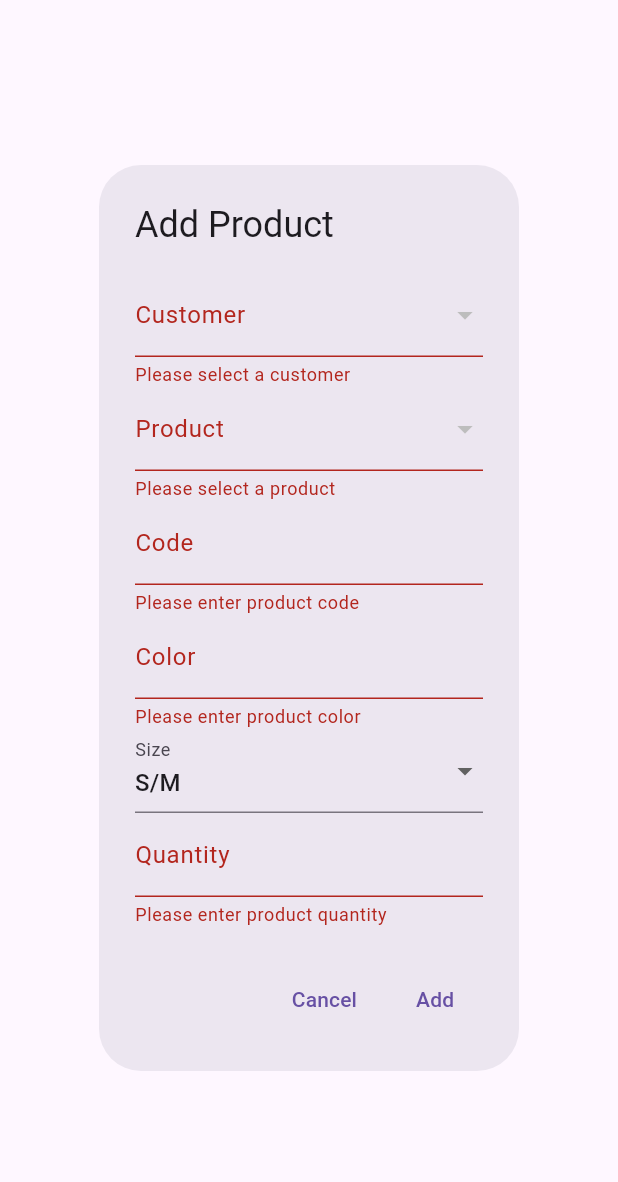
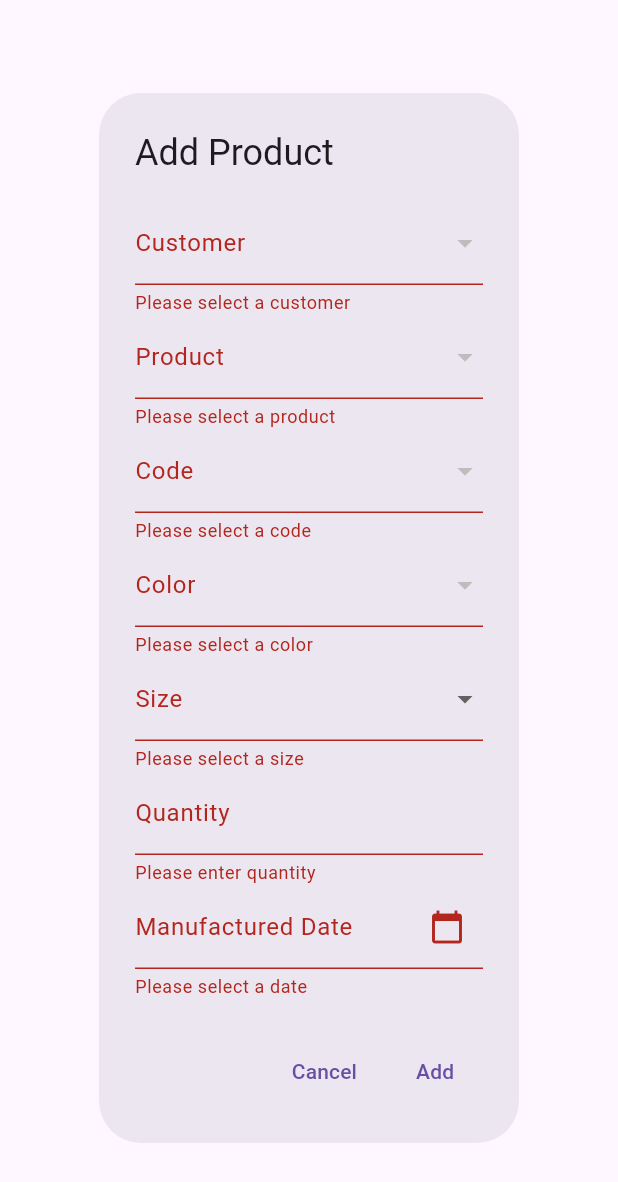
Before and after one commit to BibekNeupanee/Factory, a Flutter app: the AddProductDialog widget shown alone on an empty page, opened directly with empty values, after a tap on "Add", on a phone screen of 412 x 824 dp. Shown: the top 1182 px of the screen. Run offline on Flutter 3.47's test engine with Material 3 defaults, Android fonts, the phone set to English and light mode, and no system bars; our stand-ins replace shared_preferences; accounts and stored records are empty.

Commit message:
added dropdown to add_product and normal change in table

```diff
--- a/lib/add_product.dart
+++ b/lib/add_product.dart
@@ -1,26 +1,73 @@
 import 'package:flutter/material.dart';
 import 'dart:math';
+import 'package:intl/intl.dart';
 
 class AddProductDialog extends StatefulWidget {
   final List<Map<String, String>> productDetails;
   final Function(Map<String, String>) addProductCallback;
 
-  AddProductDialog({required this.productDetails, required this.addProductCallback});
+  AddProductDialog({
+    required this.productDetails,
+    required this.addProductCallback,
+  });
 
   @override
   _AddProductDialogState createState() => _AddProductDialogState();
 }
 
 class _AddProductDialogState extends State<AddProductDialog> {
-  final TextEditingController _customerController = TextEditingController();
-  final TextEditingController _productController = TextEditingController();
-  final TextEditingController _codeController = TextEditingController();
-  final TextEditingController _colorController = TextEditingController();
-  final TextEditingController _quantityController = TextEditingController();
-  final GlobalKey<FormState> _formKey = GlobalKey<FormState>();
+  final _formKey = GlobalKey<FormState>();
+
+  final _customerController = TextEditingController();
+  final _productController = TextEditingController();
+  final _codeController = TextEditingController();
+  final _colorController = TextEditingController();
+  final _sizeController = TextEditingController();
+  final _quantityController = TextEditingController();
+  final _dateController = TextEditingController();
+
+  List<String> _customers = [];
+  List<String> _products = [];
+  List<String> _codes = [];
+  List<String> _colors = [];
   List<String> _sizes = [
-    "S/M", "M/L", "L/XL", "S", "M", "L", "XL", "2XL", "3XL", "4XL", "5XL"
+    "S/M",
+    "M/L",
+    "L/XL",
+    "S",
+    "M",
+    "L",
+    "XL",
+    "2XL",
+    "3XL",
+    "4XL",
+    "5XL"
   ];
+
+  @override
+  void initState() {
+    super.initState();
+    _populateDropdownData();
+  }
+
+  void _populateDropdownData() {
+    _customers = widget.productDetails
+        .map((product) => product['customer']!)
+        .toSet()
+        .toList();
+    _products = widget.productDetails
+        .map((product) => product['product']!)
+        .toSet()
+        .toList();
+    _codes = widget.productDetails
+        .map((product) => product['code']!)
+        .toSet()
+        .toList();
+    _colors = widget.productDetails
+        .map((product) => product['color']!)
+        .toSet()
+        .toList();
+  }
 
   @override
   Widget build(BuildContext context) {
@@ -28,24 +75,22 @@ class _AddProductDialogState extends State<AddProductDialog> {
       title: Text('Add Product'),
       content: Form(
         key: _formKey,
+        child: SingleChildScrollView(
           child: Column(
             mainAxisSize: MainAxisSize.min,
             children: [
               DropdownButtonFormField<String>(
-              value: _customerController.text.isEmpty ? null : _customerController.text,
                 decoration: InputDecoration(
                   labelText: 'Customer',
                 ),
-              items: widget.productDetails.map((product) {
+                items: _customers.map((customer) {
                   return DropdownMenuItem<String>(
-                  value: product['customer'],
-                  child: Text(product['customer']!),
+                    value: customer,
+                    child: Text(customer),
                   );
                 }).toList(),
                 onChanged: (String? newValue) {
-                setState(() {
                   _customerController.text = newValue!;
-                });
                 },
                 validator: (value) {
                   if (value == null || value.isEmpty) {
@@ -55,20 +100,17 @@ class _AddProductDialogState extends State<AddProductDialog> {
                 },
               ),
               DropdownButtonFormField<String>(
-              value: _productController.text.isEmpty ? null : _productController.text,
                 decoration: InputDecoration(
                   labelText: 'Product',
                 ),
-              items: widget.productDetails.map((product) {
+                items: _products.map((product) {
                   return DropdownMenuItem<String>(
-                  value: product['product'],
-                  child: Text(product['product']!),
+                    value: product,
+                    child: Text(product),
                   );
                 }).toList(),
                 onChanged: (String? newValue) {
-                setState(() {
                   _productController.text = newValue!;
-                });
                 },
                 validator: (value) {
                   if (value == null || value.isEmpty) {
@@ -77,28 +119,47 @@ class _AddProductDialogState extends State<AddProductDialog> {
                   return null;
                 },
               ),
-            TextFormField(
-              controller: _codeController,
-              decoration: InputDecoration(labelText: 'Code'),
+              DropdownButtonFormField<String>(
+                decoration: InputDecoration(
+                  labelText: 'Code',
+                ),
+                items: _codes.map((code) {
+                  return DropdownMenuItem<String>(
+                    value: code,
+                    child: Text(code),
+                  );
+                }).toList(),
+                onChanged: (String? newValue) {
+                  _codeController.text = newValue!;
+                },
                 validator: (value) {
                   if (value == null || value.isEmpty) {
-                  return 'Please enter product code';
-                }
-                return null;
-              },
-            ),
-            TextFormField(
-              controller: _colorController,
-              decoration: InputDecoration(labelText: 'Color'),
-              validator: (value) {
-                if (value == null || value.isEmpty) {
-                  return 'Please enter product color';
+                    return 'Please select a code';
                   }
                   return null;
                 },
               ),
               DropdownButtonFormField<String>(
-              value: _sizes[0],
+                decoration: InputDecoration(
+                  labelText: 'Color',
+                ),
+                items: _colors.map((color) {
+                  return DropdownMenuItem<String>(
+                    value: color,
+                    child: Text(color),
+                  );
+                }).toList(),
+                onChanged: (String? newValue) {
+                  _colorController.text = newValue!;
+                },
+                validator: (value) {
+                  if (value == null || value.isEmpty) {
+                    return 'Please select a color';
+                  }
+                  return null;
+                },
+              ),
+              DropdownButtonFormField<String>(
                 decoration: InputDecoration(
                   labelText: 'Size',
                 ),
@@ -109,7 +170,7 @@ class _AddProductDialogState extends State<AddProductDialog> {
                   );
                 }).toList(),
                 onChanged: (String? newValue) {
-                // Handle size selection if needed
+                  _sizeController.text = newValue!;
                 },
                 validator: (value) {
                   if (value == null || value.isEmpty) {
@@ -121,14 +182,33 @@ class _AddProductDialogState extends State<AddProductDialog> {
               TextFormField(
                 controller: _quantityController,
                 decoration: InputDecoration(labelText: 'Quantity'),
+                keyboardType: TextInputType.number,
                 validator: (value) {
                   if (value == null || value.isEmpty) {
-                  return 'Please enter product quantity';
+                    return 'Please enter quantity';
+                  }
+                  return null;
+                },
+              ),
+              TextFormField(
+                controller: _dateController,
+                readOnly: true,
+                decoration: InputDecoration(
+                  labelText: 'Manufactured Date',
+                  suffixIcon: IconButton(
+                    icon: Icon(Icons.calendar_today),
+                    onPressed: _selectDate,
+                  ),
+                ),
+                validator: (value) {
+                  if (value == null || value.isEmpty) {
+                    return 'Please select a date';
                   }
                   return null;
                 },
               ),
             ],
+          ),
         ),
       ),
       actions: <Widget>[
@@ -142,21 +222,15 @@ class _AddProductDialogState extends State<AddProductDialog> {
           child: Text('Add'),
           onPressed: () {
             if (_formKey.currentState!.validate()) {
-              final newProduct = {
+              widget.addProductCallback({
                 'customer': _customerController.text,
                 'product': _productController.text,
                 'code': _codeController.text,
                 'color': _colorController.text,
-                'size': _sizes[0],
+                'size': _sizeController.text,
                 'quantity': _quantityController.text,
-                'date': DateTime.now().toString().split(' ')[0],
-              };
-              widget.addProductCallback(newProduct);
-              _customerController.clear();
-              _productController.clear();
-              _codeController.clear();
-              _colorController.clear();
-              _quantityController.clear();
+                'date': _dateController.text,
+              });
               Navigator.of(context).pop();
             }
           },
@@ -164,4 +238,18 @@ class _AddProductDialogState extends State<AddProductDialog> {
       ],
     );
   }
+
+  Future<void> _selectDate() async {
+    final DateTime? picked = await showDatePicker(
+      context: context,
+      initialDate: DateTime.now(),
+      firstDate: DateTime(2000),
+      lastDate: DateTime(2101),
+    );
+    if (picked != null) {
+      setState(() {
+        _dateController.text = DateFormat('yyyy-MM-dd').format(picked);
+      });
     }
+  }
+}
--- a/lib/detail.dart
+++ b/lib/detail.dart
@@ -189,7 +189,6 @@ class _DetailPageState extends State<DetailPage> {
                       itemCount: displayedProducts.length,
                       itemBuilder: (context, index) {
                         final product = displayedProducts[index];
-                        final randomNumber = _random.nextInt(100);
                         return Card(
                           child: ListTile(
                             onTap: () => _showOptionsDialog(context, product),
@@ -218,7 +217,7 @@ class _DetailPageState extends State<DetailPage> {
                                   ),
                                 ),
                                 Text(
-                                  'Quantity: ${product['quantity']}',
+                                  'Manufactured Date: ${product['date']}',
                                   style: TextStyle(
                                     fontSize: 14,
                                     color: Colors.grey,
@@ -226,7 +225,7 @@ class _DetailPageState extends State<DetailPage> {
                                 ),
                               ],
                             ),
-                            trailing: Text('Customer: ${product['customer']}'),
+                            trailing: Text(product['quantity']!),
                           ),
                         );
                       },
@@ -346,6 +345,7 @@ class _DetailPageState extends State<DetailPage> {
         TextEditingController(text: product['product']);
     final _editCodeController = TextEditingController(text: product['code']);
     final _editColorController = TextEditingController(text: product['color']);
+    final _editSizeController = TextEditingController(text: product['size']);
     final _editQuantityController =
         TextEditingController(text: product['quantity']);
     final GlobalKey<FormState> _editFormKey = GlobalKey<FormState>();
@@ -429,12 +429,48 @@ class _DetailPageState extends State<DetailPage> {
                     return null;
                   },
                 ),
-                TextFormField(
-                  controller: _editColorController,
-                  decoration: InputDecoration(labelText: 'Color'),
+                DropdownButtonFormField<String>(
+                  value: _editColorController.text,
+                  decoration: InputDecoration(
+                    labelText: 'Color',
+                  ),
+                  items: _productDetails.map((product) {
+                    return DropdownMenuItem<String>(
+                      value: product['color'],
+                      child: Text(product['color']!),
+                    );
+                  }).toList(),
+                  onChanged: (String? newValue) {
+                    setState(() {
+                      _editColorController.text = newValue!;
+                    });
+                  },
                   validator: (value) {
                     if (value == null || value.isEmpty) {
                       return 'Please enter product color';
+                    }
+                    return null;
+                  },
+                ),
+                DropdownButtonFormField<String>(
+                  value: _editSizeController.text,
+                  decoration: InputDecoration(
+                    labelText: 'Size',
+                  ),
+                  items: _sizes.map((size) {
+                    return DropdownMenuItem<String>(
+                      value: size,
+                      child: Text(size),
+                    );
+                  }).toList(),
+                  onChanged: (String? newValue) {
+                    setState(() {
+                      _editSizeController.text = newValue!;
+                    });
+                  },
+                  validator: (value) {
+                    if (value == null || value.isEmpty) {
+                      return 'Please select a size';
                     }
                     return null;
                   },
@@ -468,6 +504,7 @@ class _DetailPageState extends State<DetailPage> {
                     product['product'] = _editProductController.text;
                     product['code'] = _editCodeController.text;
                     product['color'] = _editColorController.text;
+                    product['size'] = _editSizeController.text;
                     product['quantity'] = _editQuantityController.text;
                   });
                   Navigator.of(context).pop();
```
Lines whose indentation alone changed are shown as unchanged.
